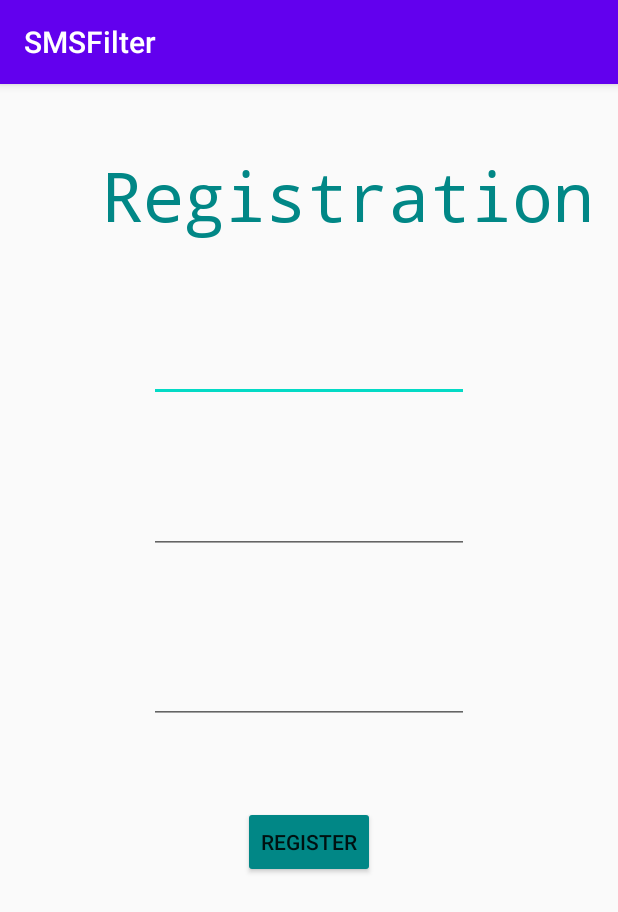
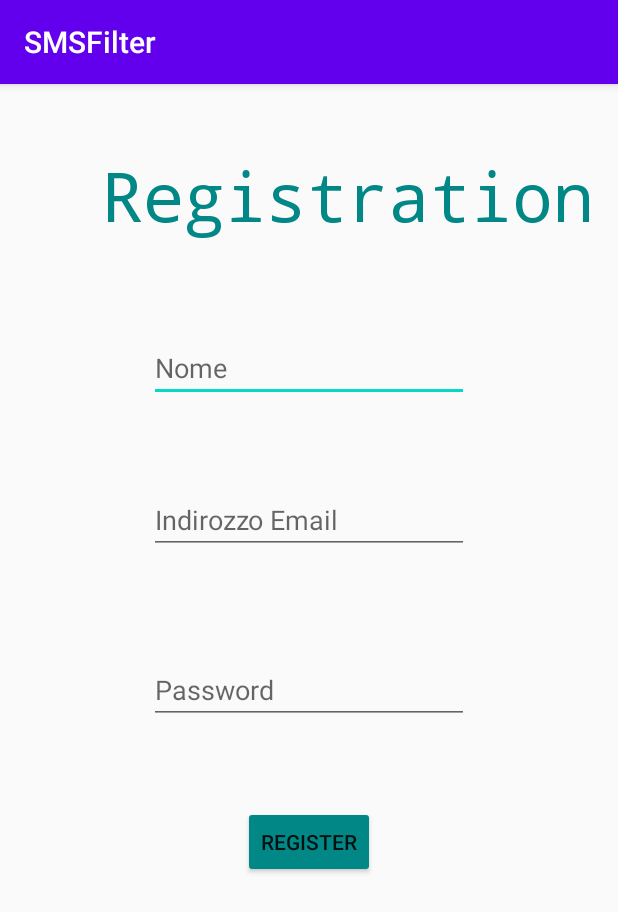
Before and after one commit to andreox/SMSFilter, an Android app: the RegisterActivity screen opened directly, with no data from a screen before it, on a phone screen of 412 x 824 dp. Shown: the top 912 px of the screen. Run offline under Robolectric (Android 15) with nearby library versions, the phone set to English and light mode, and no system bars; our stand-ins replace Firebase (no records; nobody signed in at launch, a user with empty details on screens opened directly).

Commit message:
updated layout

```diff
--- a/SMSFilter-master/app/src/main/res/layout/activity_register.xml
+++ b/SMSFilter-master/app/src/main/res/layout/activity_register.xml
@@ -27,6 +27,7 @@
         android:layout_height="wrap_content"
         android:layout_marginTop="17dp"
         android:ems="10"
+        android:hint="Nome"
         android:inputType="textPersonName"
         app:layout_constraintEnd_toEndOf="parent"
         app:layout_constraintStart_toStartOf="parent"
@@ -38,6 +39,7 @@
         android:layout_height="wrap_content"
         android:layout_marginTop="56dp"
         android:ems="10"
+        android:hint="Indirozzo Email"
         android:inputType="textEmailAddress"
         app:layout_constraintEnd_toEndOf="parent"
         app:layout_constraintStart_toStartOf="parent"
@@ -49,6 +51,7 @@
         android:layout_height="wrap_content"
         android:layout_marginTop="68dp"
         android:ems="10"
+        android:hint="Password"
         android:inputType="textPassword"
         app:layout_constraintEnd_toEndOf="parent"
         app:layout_constraintStart_toStartOf="parent"
```
